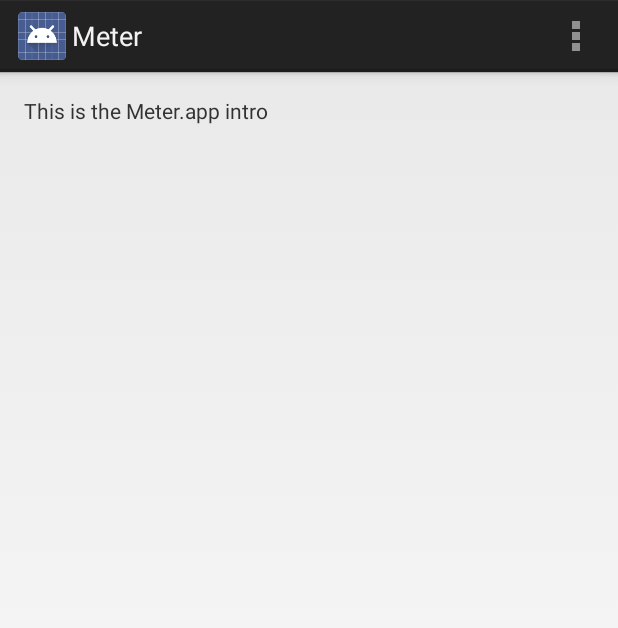
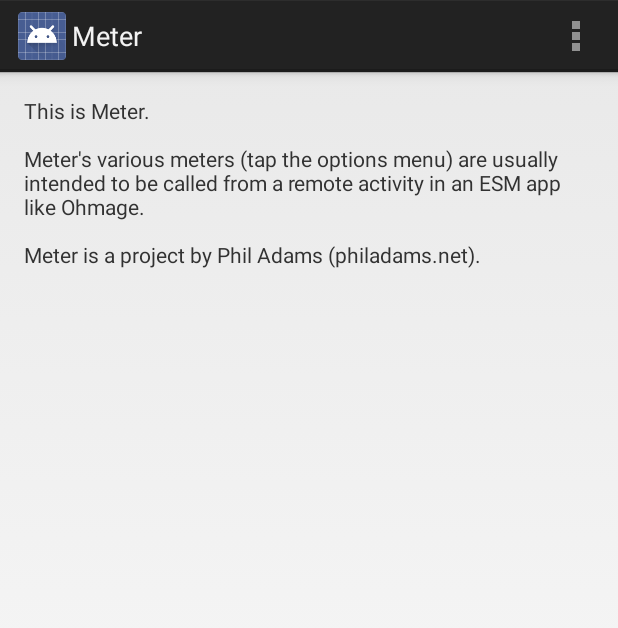
Before and after one commit to philadams-zz/Meter, an Android app: the screen it shows after launch (MeterActivity), on a phone screen of 412 x 824 dp. Shown: the top 628 px of the screen. Run offline under Robolectric (Android 15) with nearby library versions, the phone set to English and light mode, and no system bars.

Commit message:
improve Meter.app main activity description

```diff
--- a/app/src/main/res/values/strings.xml
+++ b/app/src/main/res/values/strings.xml
@@ -3,7 +3,7 @@
 
   <string name="app_name">Meter</string>
 
-  <string name="meter_intro">This is the Meter.app intro</string>
+  <string name="meter_intro">This is Meter.\n\nMeter\'s various meters (tap the options menu) are usually intended to be called from a remote activity in an ESM app like Ohmage.\n\nMeter is a project by Phil Adams (philadams.net).</string>
   <string name="action_meter_one">MeterOne (VAS)</string>
   <string name="action_vas">VAS</string>
   <string name="action_nrs">NRS</string>
```
